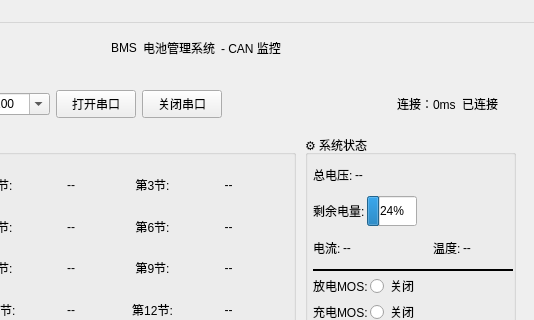
Above: mainwindow.ui from lwhssd/BMS-CAN-Supervisory-Host-Computer before the change; both pictures show x 213 to 747 and y 0 to 320 of the 747 by 817 pixel window. Below: the same form after it.
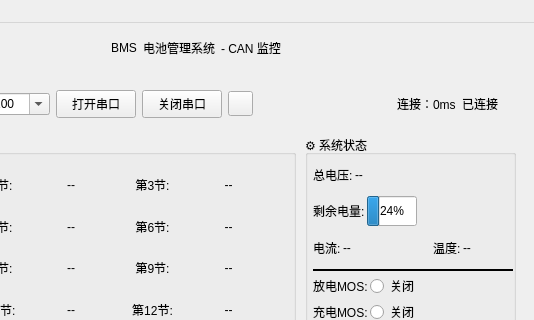
That is the form after the change.

```diff
--- a/mainwindow.ui
+++ b/mainwindow.ui
@@ -225,6 +225,19 @@
          </property>
         </widget>
        </item>
+       <item>
+        <widget class="QPushButton" name="btn_refrsh">
+         <property name="maximumSize">
+          <size>
+           <width>25</width>
+           <height>25</height>
+          </size>
+         </property>
+         <property name="text">
+          <string/>
+         </property>
+        </widget>
+       </item>
        <item>
         <spacer name="horizontalSpacer_3">
          <property name="orientation">
```
Left out of the diff: 2 changed lines with no effect on the pictures.
